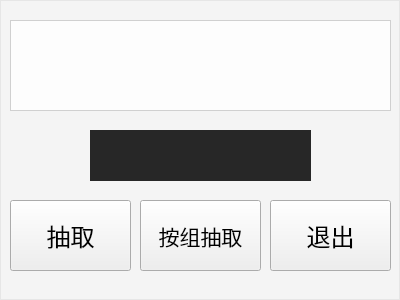
Above: src/mainwindow.ui from starrykiller/agonblick before the change. Below: the same form after it.
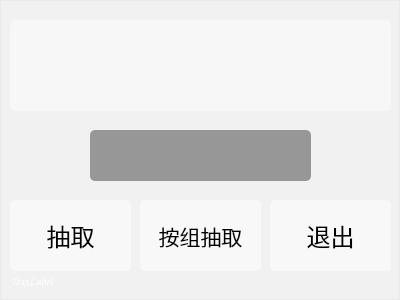
That is the form after the change. Icons and pictures are not drawn.

Diff of the .ui file:
```diff
--- a/src/mainwindow.ui
+++ b/src/mainwindow.ui
@@ -30,7 +30,10 @@
     <normaloff>:/icon/icon.ico</normaloff>:/icon/icon.ico</iconset>
   </property>
   <property name="windowOpacity">
-   <double>0.750000000000000</double>
+   <double>0.900000000000000</double>
+  </property>
+  <property name="styleSheet">
+   <string notr="true"/>
   </property>
   <widget class="QFrame" name="frame">
    <property name="geometry">
@@ -42,9 +45,9 @@
     </rect>
    </property>
    <property name="styleSheet">
-    <string notr="true">#frame {
-background: rgba(255, 255, 255, 0.3);
-}</string>
+    <string notr="true">#frame {background: rgba(255, 255, 255, 0.15);}
+
+#frame * {border-radius:5px;}</string>
    </property>
    <property name="frameShape">
     <enum>QFrame::StyledPanel</enum>
@@ -67,6 +70,9 @@
       <pointsize>18</pointsize>
      </font>
     </property>
+    <property name="styleSheet">
+     <string notr="true">background-color: rgba(255, 255, 255, 125);</string>
+    </property>
     <property name="text">
      <string>退出</string>
     </property>
@@ -86,6 +92,9 @@
       <pointsize>18</pointsize>
      </font>
     </property>
+    <property name="styleSheet">
+     <string notr="true">background-color: rgba(255, 255, 255, 125);</string>
+    </property>
     <property name="text">
      <string>抽取</string>
     </property>
@@ -106,7 +115,7 @@
      </font>
     </property>
     <property name="styleSheet">
-     <string notr="true">background-color: rgba(16, 16, 16, 0.9);
+     <string notr="true">background-color: rgba(16, 16, 16, 0.4);
 color: rgb(255, 255, 255);</string>
     </property>
     <property name="text">
@@ -127,7 +136,8 @@
     </property>
     <property name="styleSheet">
      <string notr="true">#nameShow {
-background-color: rgba(255, 255, 255, 0.8);
+background-color: rgba(255, 255, 255, 0.4);
+border: none;
 }</string>
     </property>
     <property name="readOnly">
@@ -156,10 +166,36 @@
       <pointsize>16</pointsize>
      </font>
     </property>
+    <property name="styleSheet">
+     <string notr="true">background-color: rgba(255, 255, 255, 125);</string>
+    </property>
     <property name="text">
      <string>按组抽取</string>
     </property>
    </widget>
+   <widget class="QLabel" name="infoShow">
+    <property name="geometry">
+     <rect>
+      <x>10</x>
+      <y>270</y>
+      <width>391</width>
+      <height>21</height>
+     </rect>
+    </property>
+    <property name="font">
+     <font>
+      <family>Comic Sans MS</family>
+      <pointsize>9</pointsize>
+     </font>
+    </property>
+    <property name="styleSheet">
+     <string notr="true">color: rgba(255, 255, 255, 255);
+background: rgba(255,255,255,0);</string>
+    </property>
+    <property name="text">
+     <string>TextLabel</string>
+    </property>
+   </widget>
   </widget>
  </widget>
  <resources>
```
Left out of the diff: 2 changed lines with no effect on the pictures.
